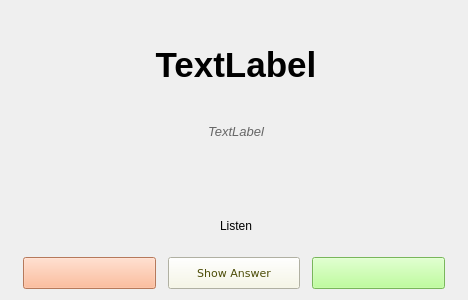
The window that Ui/pract3.ui (robinpalat/idiomindQt) describes before a commit, drawn with Qt 5.
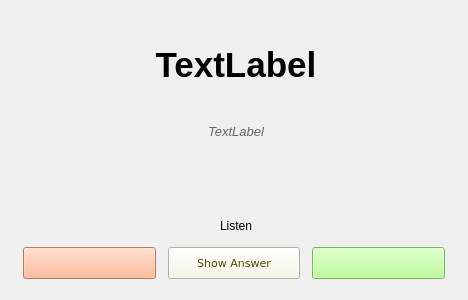
The same window after the commit. Icons and pictures are not drawn. Custom widgets are drawn as their Qt base class.

The edit to the form file:
```diff
--- a/Ui/pract3.ui
+++ b/Ui/pract3.ui
@@ -157,6 +157,9 @@
      <property name="rightMargin">
       <number>12</number>
      </property>
+     <property name="bottomMargin">
+      <number>10</number>
+     </property>
      <item>
       <widget class="QPushButton" name="pushButton_no">
        <property name="minimumSize">
```
